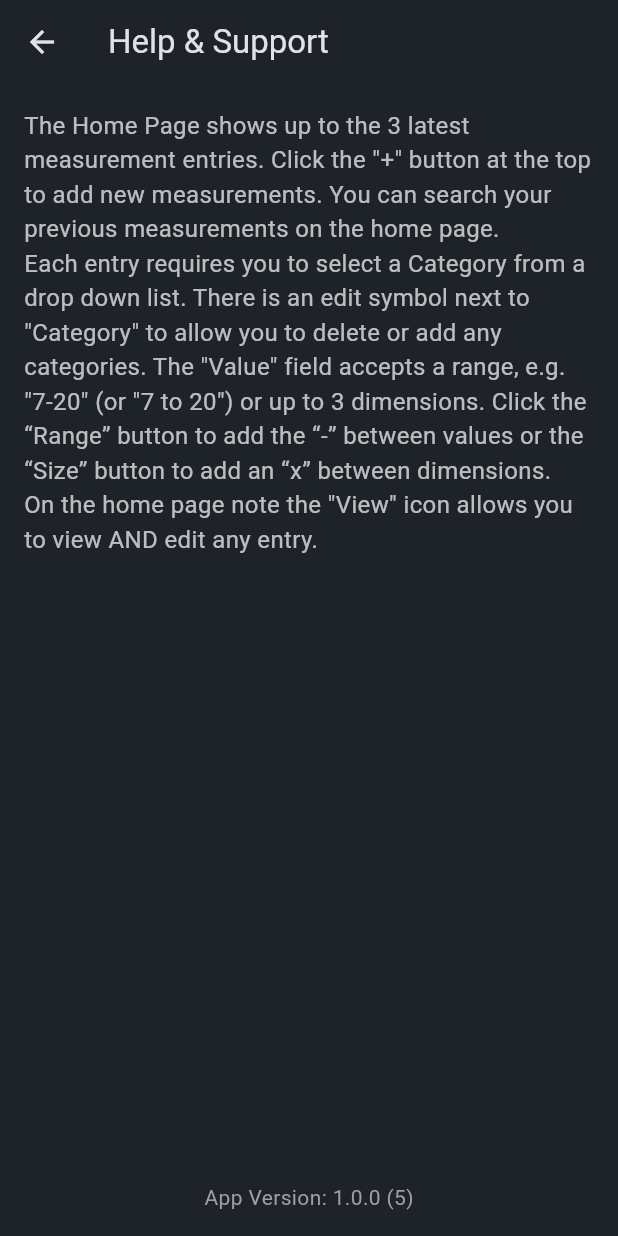
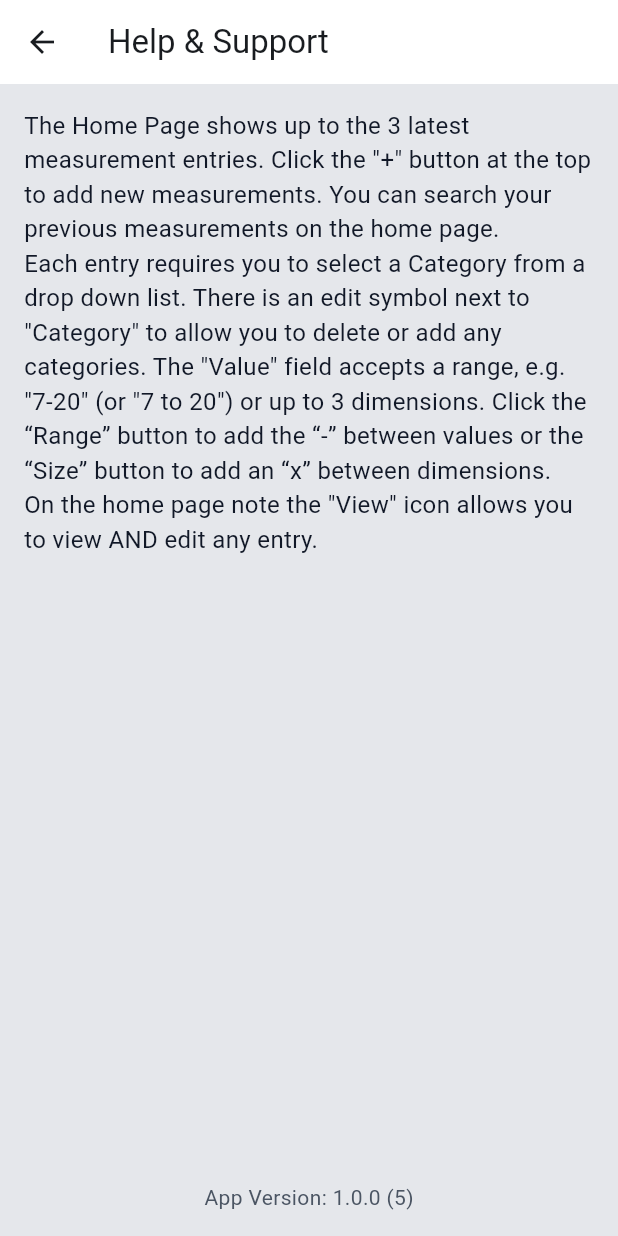
Before and after one commit to kgudger/measure, a Flutter app: the screen it shows after launch, after a tap on the "help outline" icon, on a phone screen of 412 x 824 dp. Run offline on Flutter 3.47's test engine with Material 3 defaults, Android fonts, the phone set to English and light mode, and no system bars; our stand-ins replace drift, drift_flutter, flutter_riverpod, geolocator, image_picker, package_info_plus and 1 more; accounts and stored records are empty; generated files the repository leaves out were written again.

Commit message:
Changed colors back to a lighter theme.

```diff
--- a/lib/help_page.dart
+++ b/lib/help_page.dart
@@ -24,7 +24,10 @@ class _HelpPage extends State<HelpPage> {
         child: Column(
           crossAxisAlignment: CrossAxisAlignment.start,
           children: [
-            Text(helpText, style: TextStyle(fontSize: 16)),
+            Text(
+              helpText,
+              style: TextStyle(fontSize: 16, color: Color(0xFF111827)),
+            ),
             const Spacer(), // Pushes the version numbers to the bottom
             // FutureBuilder pulls the version dynamically
             FutureBuilder<PackageInfo>(
@@ -39,7 +42,10 @@ class _HelpPage extends State<HelpPage> {
                   return Center(
                     child: Text(
                       'App Version: $version ($buildNumber)',
-                      style: const TextStyle(color: Colors.grey, fontSize: 14),
+                      style: const TextStyle(
+                        color: Color(0xFF4B5563),
+                        fontSize: 14,
+                      ),
                     ),
                   );
                 }
--- a/lib/home_page.dart
+++ b/lib/home_page.dart
@@ -296,18 +296,18 @@ class _HomePageViewState extends ConsumerState<HomePageView> {
               label,
               style: const TextStyle(
                 fontWeight: FontWeight.bold,
-                color: Colors.white70,
+                color: Color(0xFF4B5563),
               ),
             ),
           ),
           Expanded(
             child: Text(
               value,
-              style: const TextStyle(fontSize: 15, color: Colors.white),
+              style: const TextStyle(fontSize: 15, color: Color(0xFF111827)),
             ),
           ),
-        ],
-      ),
+        ], // children
+      ), // row
     );
   }
 }
--- a/lib/main.dart
+++ b/lib/main.dart
@@ -39,22 +39,33 @@ class MyApp extends StatelessWidget {
       theme: ThemeData(
         useMaterial3: true,
         // 1. Sets the page background for all Scaffolds
-        scaffoldBackgroundColor: const Color(0xFF1E2229),
-
-        // 2. Updates the ColorScheme so widgets (cards, dialogs) match
+        scaffoldBackgroundColor: const Color(
+          0xFFE5E7EB,
+        ), // Slightly darker, premium cool gray
+        // 1. Updates the ColorScheme for light mode behaviors
         colorScheme: ColorScheme.fromSeed(
-          seedColor: const Color(0xFF1E2229),
-          brightness:
-              Brightness.dark, // Switches default behaviors to dark mode
-          surface: const Color(0xFF1E2229),
+          seedColor: const Color(
+            0xFF1E2229,
+          ), // Rich slate/charcoal seed for buttons/accents
+          brightness: Brightness.light, // Maintains light mode behaviors
+          surface: const Color(
+            0xFFFFFFFF,
+          ), // Pure white surface makes cards pop against the darker gray
         ),
 
-        // 3. Forces default text styles to use white
+        // 2. Strong contrast text styles
         textTheme: const TextTheme(
-          bodyLarge: TextStyle(color: Colors.white),
+          bodyLarge: TextStyle(
+            color: Color(
+              0xFF111827,
+            ), // Deeper, high-contrast dark slate for primary numbers/labels
+            fontWeight: FontWeight.w600,
+          ),
           bodyMedium: TextStyle(
-            color: Colors.white70,
-          ), // Slightly faded white for subtext
+            color: Color(
+              0xFF4B5563,
+            ), // Balanced medium gray for secondary metrics/units (e.g., kg, cm)
+          ),
         ),
       ),
       debugShowCheckedModeBanner: false,
--- a/pubspec.yaml
+++ b/pubspec.yaml
@@ -65,7 +65,6 @@ dev_dependencies:
   # package. See that file for information about deactivating specific lint
   # rules and activating additional ones.
   flutter_lints: ^6.0.0
-  flutter_launcher_icons: ^0.14.4
 
 # For information on the generic Dart part of this file, see the
 # following page: https://dart.dev/tools/pub/pubspec
```
Also changed, not shown: pubspec.lock.
